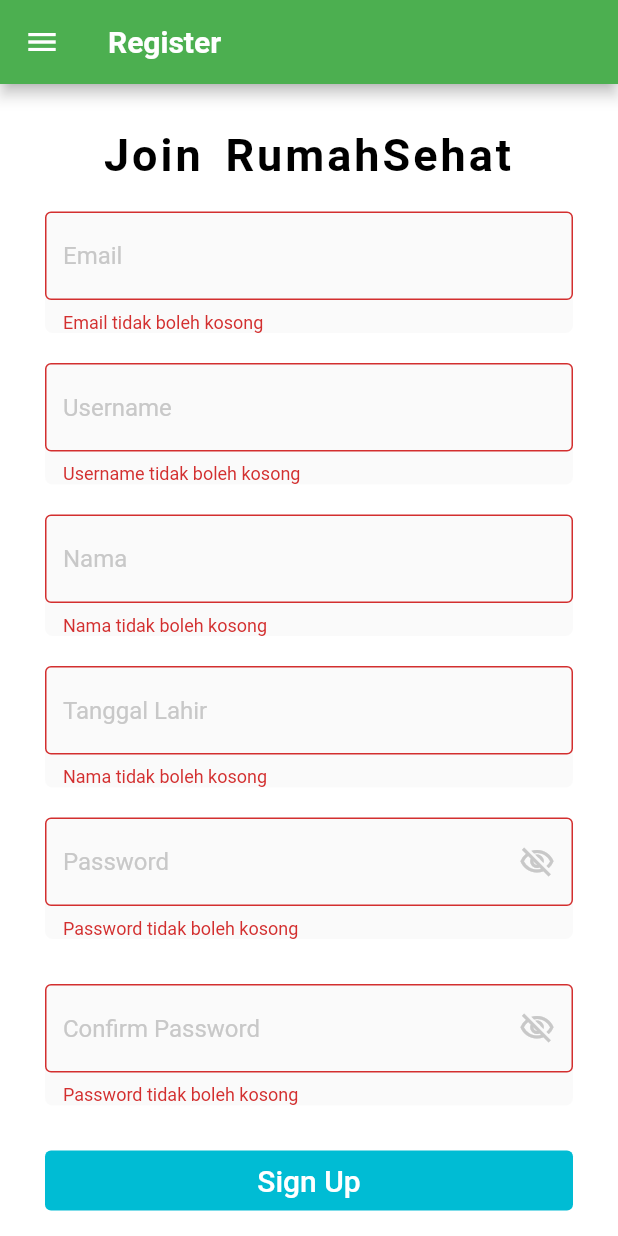
After one commit to ihsanalfarisi/rumahsehatmobile, a Flutter app: the RegisterScreen screen opened by its route, after a tap on "Sign Up", on a phone screen of 412 x 824 dp. The commit adds this screen. Run offline on Flutter 3.47's test engine with Material 2 defaults, Android fonts, the light colour scheme and no system bars; our stand-ins replace flutter_secure_storage; accounts and stored records are empty; Roboto replaces fonts that are missing (Raleway, RobotoCondensed).

Commit message:
Feat/mobile register

```diff
--- a/lib/main.dart
+++ b/lib/main.dart
@@ -1,6 +1,11 @@
 import 'package:flutter/material.dart';
 import '../screen/home_screen.dart';
 import '../screen/tabs_screen.dart';
+import '../screen/register_screen.dart';
+import 'package:flutter_secure_storage/flutter_secure_storage.dart';
+
+const SERVER_IP = 'http://localhost:8080';
+final storage = FlutterSecureStorage();
 
 void main() {
   runApp(MyApp());
@@ -37,7 +42,10 @@
             )),
       ),
       initialRoute: '/',
-      routes: {'/': (ctx) => TabsScreen()},
+      routes: {
+        '/': (ctx) => TabsScreen(),
+        RegisterScreen.routeName: (ctx) => RegisterScreen()
+      },
       // ignore: missing_return
       onGenerateRoute: (settings) {
         print(settings.arguments);
--- a/lib/screen/home_screen.dart
+++ b/lib/screen/home_screen.dart
@@ -1,14 +1,15 @@
 import 'package:flutter/material.dart';
+import 'package:tk_flutter/screen/register_screen.dart';
 
 class HomeScreen extends StatelessWidget {
+  static const routeName = "/";
   const HomeScreen({Key? key}) : super(key: key);
 
   @override
   Widget build(BuildContext context) {
     return ListView(
       children: [
-        Column(
-          children: const <Widget>[
+        Column(children: <Widget>[
           SizedBox(
             width: 20.0,
             height: 30.0,
@@ -22,8 +23,27 @@
                 letterSpacing: 2,
                 wordSpacing: 5,
               )),
-          ],
-        )
+          ElevatedButton(
+              child: Text("Login"),
+              style: ButtonStyle(
+                  backgroundColor:
+                      MaterialStateProperty.all<Color>(Colors.transparent),
+                  foregroundColor:
+                      MaterialStateProperty.all<Color>(Colors.black)),
+              onPressed: () {
+                Navigator.of(context).pushNamed("/");
+              }),
+          ElevatedButton(
+              child: Text("Belum punya akun? Register"),
+              style: ButtonStyle(
+                  backgroundColor:
+                      MaterialStateProperty.all<Color>(Colors.transparent),
+                  foregroundColor:
+                      MaterialStateProperty.all<Color>(Colors.black)),
+              onPressed: () {
+                Navigator.of(context).pushNamed(RegisterScreen.routeName);
+              })
+        ])
       ],
     );
   }
--- /dev/null
+++ b/lib/screen/register_screen.dart
@@ -0,0 +1,412 @@
+import 'dart:convert';
+import 'package:tk_flutter/screen/home_screen.dart';
+
+import '../widget/main_drawer.dart';
+import 'package:flutter/material.dart';
+import 'package:http/http.dart' as http;
+import '../main.dart';
+import 'package:intl/intl.dart';
+// import 'user.dart' as user;
+
+class RegisterScreen extends StatefulWidget {
+  const RegisterScreen({Key? key}) : super(key: key);
+
+  static const routeName = '/register';
+
+  @override
+  State<RegisterScreen> createState() => _RegisterScreenState();
+}
+
+class _RegisterScreenState extends State<RegisterScreen> {
+  final _registerFormKey = GlobalKey<FormState>();
+  final Map<String, dynamic> formData = {
+    'email': null,
+    'username': null,
+    'nama': null,
+    'password': null,
+    'umur': null
+  };
+  bool _isPasswordVisible = false;
+  bool _isConfPasswordVisible = false;
+  final _passwordController = TextEditingController();
+  final _birthDateController = TextEditingController();
+  void _togglePasswordView() {
+    setState(() {
+      _isPasswordVisible = !_isPasswordVisible;
+    });
+  }
+
+  void _toggleConfPasswordView() {
+    setState(() {
+      _isConfPasswordVisible = !_isConfPasswordVisible;
+    });
+  }
+
+  Future<http.Response> signUp() async {
+    print(formData);
+    final res = await http.post(Uri.parse("$SERVER_IP/api/v1/auth/register"),
+        headers: <String, String>{
+          'Content-Type': 'application/json;charset=UTF-8',
+        },
+        body: jsonEncode(formData));
+    return res;
+  }
+
+  @override
+  Widget build(BuildContext context) {
+    return Scaffold(
+      appBar: AppBar(
+        title: Text('Register'),
+      ),
+      drawer: MainDrawer(),
+      resizeToAvoidBottomInset: false,
+      backgroundColor: Theme.of(context).canvasColor,
+      body: SingleChildScrollView(
+        child: Container(
+          padding: EdgeInsets.all(30),
+          child: Column(
+            children: <Widget>[
+              Text("Join RumahSehat",
+                  textAlign: TextAlign.center,
+                  style: TextStyle(
+                      fontSize: 30,
+                      color: Colors.black,
+                      fontWeight: FontWeight.w700,
+                      letterSpacing: 2,
+                      wordSpacing: 5)),
+              SizedBox(height: 20),
+// Form
+// Email
+              Form(
+                key: _registerFormKey,
+                child: Container(
+                  child: Column(
+                    children: [
+                      Container(
+                        decoration: BoxDecoration(
+                          color: Color.fromRGBO(250, 250, 250, 0.95),
+                          borderRadius: BorderRadius.circular(5),
+                        ),
+                        child: TextFormField(
+                          onSaved: (String? value) {
+                            formData['email'] = value;
+                          },
+                          decoration: InputDecoration(
+                            hintText: 'Email',
+                            hintStyle: TextStyle(
+                              color: Color.fromRGBO(200, 200, 200, 1),
+                            ),
+                            border: OutlineInputBorder(
+                              borderSide:
+                                  BorderSide(color: Colors.cyan, width: 10),
+                            ),
+                          ),
+                          autovalidateMode: AutovalidateMode.onUserInteraction,
+                          validator: (String? value) {
+                            if (value == null || value.isEmpty) {
+                              return "Email tidak boleh kosong";
+                            }
+                            if (!RegExp(
+                                    r"[a-z0-9!#$%&'*+/=?^_`{|}~-]+(?:\.[a-z0-9!#$%&'*+/=?^_`{|}~-]+)*@(?:[a-z0-9](?:[a-z0-9-]*[a-z0-9])?\.)+[a-z0-9](?:[a-z0-9-]*[a-z0-9])?")
+                                .hasMatch(value)) {
+                              return "Email invalid";
+                            }
+                            return null;
+                          },
+                        ),
+                      ),
+                      SizedBox(
+                        height: 20,
+                      ),
+// Username
+                      Container(
+                        decoration: BoxDecoration(
+                          color: Color.fromRGBO(250, 250, 250, 0.95),
+                          borderRadius: BorderRadius.circular(5),
+                        ),
+                        child: TextFormField(
+                          onSaved: (String? value) {
+                            formData['username'] = value;
+                          },
+                          decoration: InputDecoration(
+                            hintText: 'Username',
+                            hintStyle: TextStyle(
+                              color: Color.fromRGBO(200, 200, 200, 1),
+                            ),
+                            border: OutlineInputBorder(
+                              borderSide:
+                                  BorderSide(color: Colors.cyan, width: 10),
+                            ),
+                          ),
+                          autovalidateMode: AutovalidateMode.onUserInteraction,
+                          validator: (String? value) {
+                            if (value == null || value.isEmpty) {
+                              return "Username tidak boleh kosong";
+                            }
+                            if (value.contains(" ")) {
+                              return "Username invalid";
+                            }
+                            return null;
+                          },
+                        ),
+                      ),
+                      SizedBox(
+                        height: 20,
+                      ),
+// Nama
+                      Container(
+                        decoration: BoxDecoration(
+                          color: Color.fromRGBO(250, 250, 250, 0.95),
+                          borderRadius: BorderRadius.circular(5),
+                        ),
+                        child: TextFormField(
+                          onSaved: (String? value) {
+                            formData['nama'] = value;
+                          },
+                          decoration: InputDecoration(
+                            hintText: 'Nama',
+                            hintStyle: TextStyle(
+                              color: Color.fromRGBO(200, 200, 200, 1),
+                            ),
+                            border: OutlineInputBorder(
+                              borderSide:
+                                  BorderSide(color: Colors.cyan, width: 10),
+                            ),
+                          ),
+                          autovalidateMode: AutovalidateMode.onUserInteraction,
+                          validator: (String? value) {
+                            if (value == null || value.isEmpty) {
+                              return "Nama tidak boleh kosong";
+                            }
+                            return null;
+                          },
+                        ),
+                      ),
+                      SizedBox(
+                        height: 20,
+                      ),
+// Birthdate
+                      Container(
+                        decoration: BoxDecoration(
+                          color: Color.fromRGBO(250, 250, 250, 0.95),
+                          borderRadius: BorderRadius.circular(5),
+                        ),
+                        child: TextFormField(
+                          controller: _birthDateController,
+                          readOnly: true,
+                          onTap: () async {
+                            DateTime? pickedDate = await showDatePicker(
+                                context: context,
+                                initialDate: DateTime.now(),
+                                firstDate: DateTime(1920),
+                                lastDate: DateTime.now());
+                            if (pickedDate != null) {
+                              formData["umur"] =
+                                  DateTime.now().year - pickedDate.year;
+                              _birthDateController.text =
+                                  DateFormat("yyyy-MM-dd").format(pickedDate);
+                            }
+                          },
+                          decoration: InputDecoration(
+                            hintText: 'Tanggal Lahir',
+                            hintStyle: TextStyle(
+                              color: Color.fromRGBO(200, 200, 200, 1),
+                            ),
+                            border: OutlineInputBorder(
+                              borderSide:
+                                  BorderSide(color: Colors.cyan, width: 10),
+                            ),
+                          ),
+                          autovalidateMode: AutovalidateMode.onUserInteraction,
+                          validator: (String? value) {
+                            if (value == null || value.isEmpty) {
+                              return "Nama tidak boleh kosong";
+                            }
+                            return null;
+                          },
+                        ),
+                      ),
+                      SizedBox(
+                        height: 20,
+                      ),
+// Password
+                      Container(
+                          decoration: BoxDecoration(
+                            color: Color.fromRGBO(250, 250, 250, 0.95),
+                            borderRadius: BorderRadius.circular(5),
+                          ),
+                          child: TextFormField(
+                            onSaved: (String? value) {
+                              formData['password'] = value;
+                            },
+                            controller: _passwordController,
+                            obscureText: !_isPasswordVisible,
+                            decoration: InputDecoration(
+                              hintText: 'Password',
+                              hintStyle: TextStyle(
+                                color: Color.fromRGBO(200, 200, 200, 1),
+                              ),
+                              suffixIcon: IconButton(
+                                color: Color.fromRGBO(200, 200, 200, 1),
+                                splashRadius: 1,
+                                icon: Icon(_isPasswordVisible
+                                    ? Icons.visibility_outlined
+                                    : Icons.visibility_off_outlined),
+                                onPressed: _togglePasswordView,
+                              ),
+                              border: OutlineInputBorder(
+                                  borderSide: BorderSide(
+                                      color: Colors.cyan, width: 10)),
+                            ),
+                            autovalidateMode:
+                                AutovalidateMode.onUserInteraction,
+                            validator: (value) {
+                              if (value == null || value.isEmpty) {
+                                return "Password tidak boleh kosong";
+                              }
+                              if (!RegExp(
+                                      r"(?=.*?[A-Z])(?=.*?[a-z])(?=.*?[0-9])(?=.*?[#?!@$%^&*-]).{8,}")
+                                  .hasMatch(value)) {
+                                return "Password harus mengandung huruf kecil, besar, angka, dan simbol";
+                              }
+                              return null;
+                            },
+                          )),
+                      SizedBox(
+                        height: 30,
+                      ),
+// Confirm Password
+                      Container(
+                          decoration: BoxDecoration(
+                            color: Color.fromRGBO(250, 250, 250, 0.95),
+                            borderRadius: BorderRadius.circular(5),
+                          ),
+                          child: TextFormField(
+                            onSaved: (String? value) {
+                              formData['password'] = value;
+                            },
+                            obscureText: !_isConfPasswordVisible,
+                            decoration: InputDecoration(
+                              hintText: 'Confirm Password',
+                              hintStyle: TextStyle(
+                                color: Color.fromRGBO(200, 200, 200, 1),
+                              ),
+                              suffixIcon: IconButton(
+                                color: Color.fromRGBO(200, 200, 200, 1),
+                                splashRadius: 1,
+                                icon: Icon(_isConfPasswordVisible
+                                    ? Icons.visibility_outlined
+                                    : Icons.visibility_off_outlined),
+                                onPressed: _toggleConfPasswordView,
+                              ),
+                              border: OutlineInputBorder(
+                                  borderSide: BorderSide(
+                                      color: Colors.cyan, width: 10)),
+                            ),
+                            autovalidateMode:
+                                AutovalidateMode.onUserInteraction,
+                            validator: (String? value) {
+                              if (value == null || value.isEmpty) {
+                                return "Password tidak boleh kosong";
+                              }
+                              if (value != _passwordController.text) {
+                                return "Password harus sama dengan sebelumnya";
+                              }
+                              return null;
+                            },
+                          )),
+                      SizedBox(
+                        height: 30,
+                      ),
+// Login Button
+                      Container(
+                        width: double.infinity,
+                        height: 40,
+                        child: TextButton(
+                          style: ButtonStyle(
+                            backgroundColor:
+                                MaterialStateProperty.all<Color>(Colors.cyan),
+                            foregroundColor:
+                                MaterialStateProperty.all<Color>(Colors.white),
+                            overlayColor:
+                                MaterialStateProperty.resolveWith<Color?>(
+                                    (Set<MaterialState> states) {
+                              if (states.contains(MaterialState.pressed))
+                                return Colors.black12;
+                              return null; // Defer to the widget's default.
+                            }),
+                          ),
+                          onPressed: () async {
+                            if (_registerFormKey.currentState!.validate()) {
+                              _registerFormKey.currentState?.save();
+                              final response = await signUp();
+                              if (response.statusCode == 200) {
+                                storage.write(key: "jwt", value: "jwt");
+                                Navigator.of(context)
+                                    .pushNamed(HomeScreen.routeName);
+                              }
+                            }
+                            // print(username + " " + password);
+                            // if (_registerFormKey.currentState!.validate()) {
+                            //   final response = await http.post(
+                            // Uri.parse(
+                            //     "https://pbp-b07.herokuapp.com/loginf"),
+                            // headers: <String, String>{
+                            //   'Content-Type':
+                            //       'application/json;charset=UTF-8',
+                            // },
+                            //       body: jsonEncode(<String, String>{
+                            //         'username': username,
+                            //         'password': password,
+                            //       }));
+                            //   dynamic dataJSON =
+                            //       await jsonDecode(response.body);
+                            //   print(response);
+                            //   print(response.body);
+
+                            //   if (dataJSON["status"] == "logged in") {
+                            //     user.user.insert(0, dataJSON);
+                            //     print(user.user[0]['status']);
+                            //     print(user.user[0]);
+                            //     Navigator.pushNamed(context, "/", arguments: {
+                            //       "userID": dataJSON["userID"],
+                            //       "task": "fetchData"
+                            //     });
+                            //   }
+                            // } else {
+                            //   print("Ga valid");
+                            // }
+                          },
+                          child: Text(
+                            "Sign Up",
+                            style: TextStyle(
+                              fontSize: 20,
+                            ),
+                          ),
+                        ),
+                      ),
+                    ],
+                  ),
+                ),
+              ),
+              SizedBox(
+                height: 10,
+              ),
+              // RichText(
+              //   text: TextSpan(
+              //       text: "Belum memiliki akun?",
+              //       style: TextStyle(
+              //         color: Colors.black,
+              //       ),
+              //       recognizer: TapGestureRecognizer()
+              //         ..onTap = () {
+              //           Navigator.popAndPushNamed(context, "/register");
+              //         }),
+              // ),
+            ],
+          ),
+        ),
+      ),
+    );
+  }
+}
--- a/pubspec.yaml
+++ b/pubspec.yaml
@@ -34,6 +34,9 @@
   # The following adds the Cupertino Icons font to your application.
   # Use with the CupertinoIcons class for iOS style icons.
   cupertino_icons: ^1.0.2
+  http: ^0.13.4
+  flutter_secure_storage: ^6.0.0
+  intl: ^0.17.0
 
 dev_dependencies:
   flutter_test:
```
Also changed, not shown: pubspec.lock, 1 other file. Lines whose indentation alone changed are shown as unchanged.
